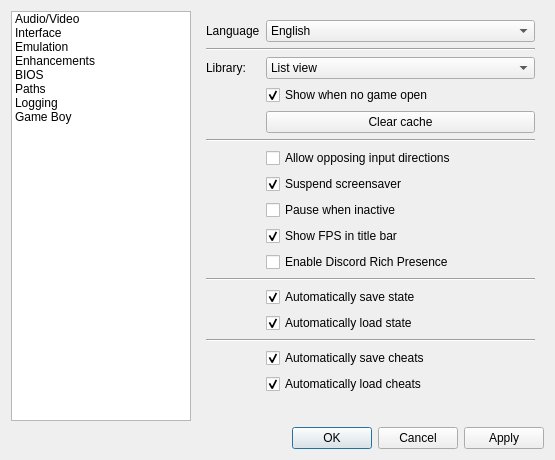
kiddreads/Avalon-copy2, file Libretro/mgba/src/platform/qt/SettingsView.ui: the form before one commit.
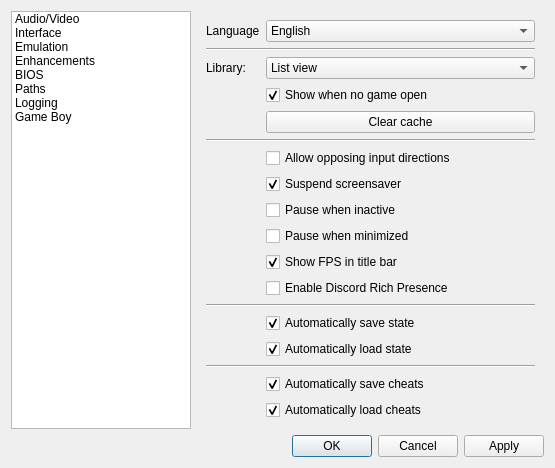
The form after the commit. The open tabs and pages were chosen to show the change.

Commit message: Qt: Add option to pause on minimizing window (closes #1379)

What changed in the file:
```diff
--- a/Libretro/mgba/src/platform/qt/SettingsView.ui
+++ b/Libretro/mgba/src/platform/qt/SettingsView.ui
@@ -562,7 +562,7 @@
          </property>
         </widget>
        </item>
-       <item row="9" column="1">
+       <item row="10" column="1">
         <widget class="QCheckBox" name="showFps">
          <property name="text">
           <string>Show FPS in title bar</string>
@@ -572,21 +572,21 @@
          </property>
         </widget>
        </item>
-       <item row="11" column="0" colspan="2">
+       <item row="12" column="0" colspan="2">
         <widget class="Line" name="line_13">
          <property name="orientation">
           <enum>Qt::Horizontal</enum>
          </property>
         </widget>
        </item>
-       <item row="14" column="0" colspan="2">
+       <item row="15" column="0" colspan="2">
         <widget class="Line" name="line_16">
          <property name="orientation">
           <enum>Qt::Horizontal</enum>
          </property>
         </widget>
        </item>
-       <item row="15" column="1">
+       <item row="16" column="1">
         <widget class="QCheckBox" name="cheatAutosave">
          <property name="text">
           <string>Automatically save cheats</string>
@@ -596,7 +596,7 @@
          </property>
         </widget>
        </item>
-       <item row="16" column="1">
+       <item row="17" column="1">
         <widget class="QCheckBox" name="cheatAutoload">
          <property name="text">
           <string>Automatically load cheats</string>
@@ -606,7 +606,7 @@
          </property>
         </widget>
        </item>
-       <item row="12" column="1">
+       <item row="13" column="1">
         <widget class="QCheckBox" name="autosave">
          <property name="text">
           <string>Automatically save state</string>
@@ -616,7 +616,7 @@
          </property>
         </widget>
        </item>
-       <item row="13" column="1">
+       <item row="14" column="1">
         <widget class="QCheckBox" name="autoload">
          <property name="text">
           <string>Automatically load state</string>
@@ -626,13 +626,20 @@
          </property>
         </widget>
        </item>
-       <item row="10" column="1">
+       <item row="11" column="1">
         <widget class="QCheckBox" name="useDiscordPresence">
          <property name="text">
           <string>Enable Discord Rich Presence</string>
          </property>
         </widget>
        </item>
+       <item row="9" column="1">
+        <widget class="QCheckBox" name="pauseOnMinimize">
+         <property name="text">
+          <string>Pause when minimized</string>
+         </property>
+        </widget>
+       </item>
       </layout>
      </widget>
      <widget class="QWidget" name="emulation">
```
The commit also changes 4 other files.
